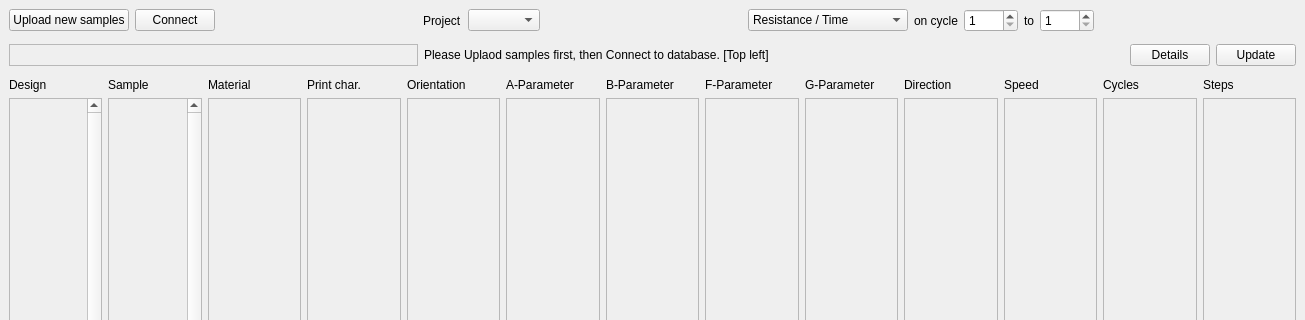
Above: form.ui from Phil0795/Filter before the change; both pictures show x 0 to 1305 and y 0 to 320 of the 1305 by 919 pixel window. Below: the same form after it.
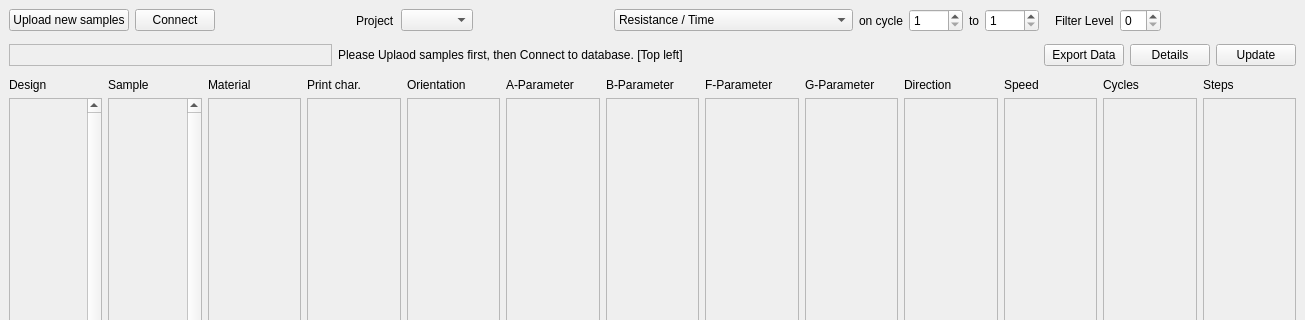
That is the form after the change.

Patch:
```diff
--- a/form.ui
+++ b/form.ui
@@ -78,7 +78,7 @@
           </item>
           <item>
            <property name="text">
-            <string>Resistance / Steps</string>
+            <string>Hysteresis raw</string>
            </property>
           </item>
           <item>
@@ -88,17 +88,12 @@
           </item>
           <item>
            <property name="text">
-            <string>Boxplot MAE Hysteresis</string>
+            <string>Boxplot MAE Hysteresis (Interpolation)</string>
            </property>
           </item>
           <item>
            <property name="text">
-            <string>1</string>
-           </property>
-          </item>
-          <item>
-           <property name="text">
-            <string>2</string>
+            <string>Boxplot MAE Hysteresis (raw data)</string>
            </property>
           </item>
           <item>
@@ -113,17 +108,17 @@
           </item>
           <item>
            <property name="text">
-            <string>5</string>
+            <string>Test 1</string>
            </property>
           </item>
           <item>
            <property name="text">
-            <string>6</string>
+            <string>Test 2</string>
            </property>
           </item>
           <item>
            <property name="text">
-            <string>7</string>
+            <string>Test 3</string>
            </property>
           </item>
          </widget>
@@ -167,6 +162,32 @@
           <property name="orientation">
            <enum>Qt::Horizontal</enum>
           </property>
+          <property name="sizeType">
+           <enum>QSizePolicy::Fixed</enum>
+          </property>
+          <property name="sizeHint" stdset="0">
+           <size>
+            <width>10</width>
+            <height>20</height>
+           </size>
+          </property>
+         </spacer>
+        </item>
+        <item>
+         <widget class="QLabel" name="label_filterlevel">
+          <property name="text">
+           <string>Filter Level</string>
+          </property>
+         </widget>
+        </item>
+        <item>
+         <widget class="QSpinBox" name="spinBox"/>
+        </item>
+        <item>
+         <spacer name="horizontalSpacer">
+          <property name="orientation">
+           <enum>Qt::Horizontal</enum>
+          </property>
           <property name="sizeHint" stdset="0">
            <size>
             <width>40</width>
@@ -217,6 +238,13 @@
           </property>
          </widget>
         </item>
+        <item>
+         <widget class="QPushButton" name="pushButton_export">
+          <property name="text">
+           <string>Export Data</string>
+          </property>
+         </widget>
+        </item>
         <item>
          <widget class="QPushButton" name="pushButton_detail">
           <property name="text">
```
